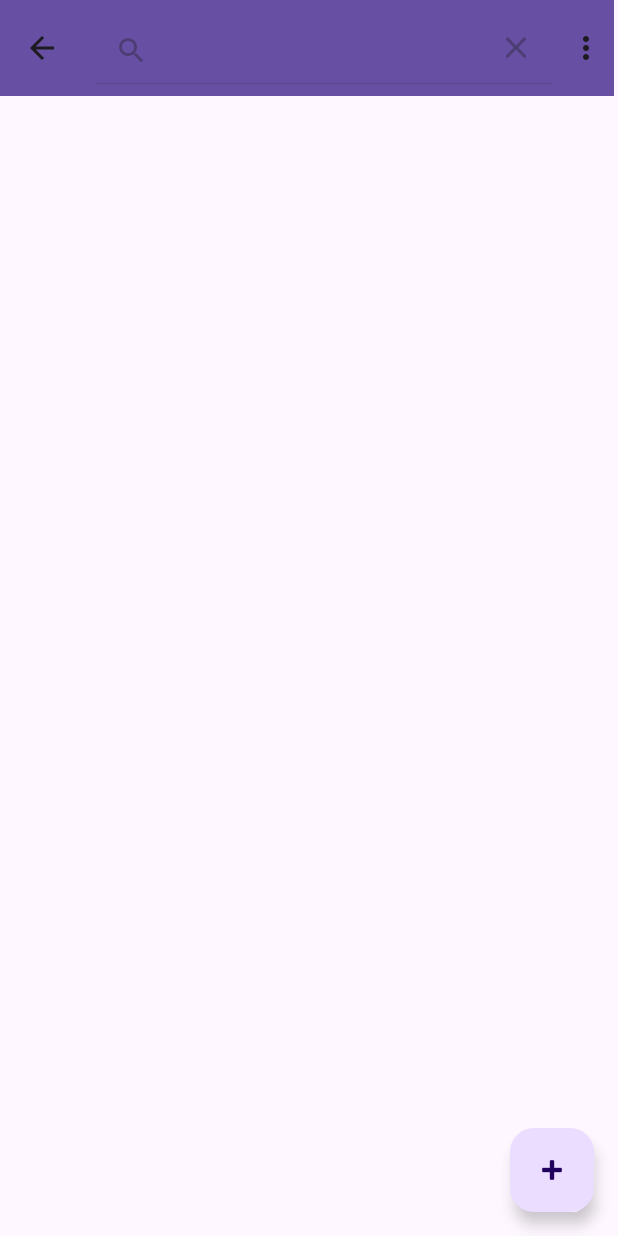
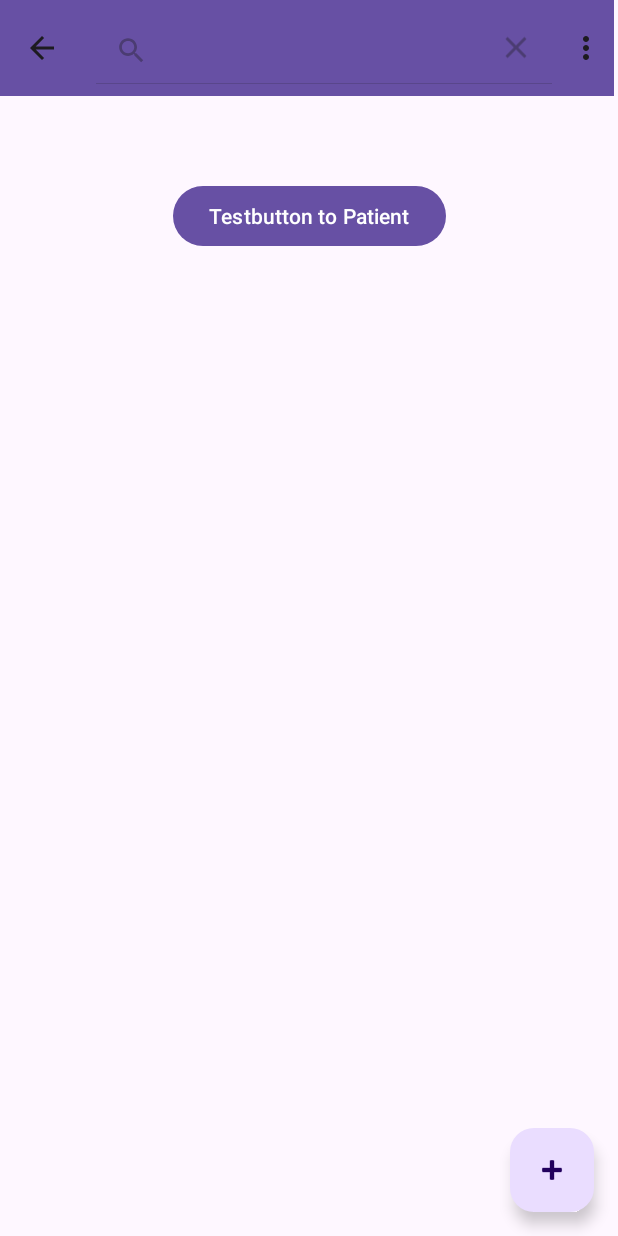
Before and after one commit to paeddym/Careify2, an Android app: the AllPatients screen opened directly, with no data from a screen before it, after a tap on "Search", on a phone screen of 412 x 824 dp. Run offline under Robolectric (Android 15) with nearby library versions, the phone set to English and light mode, and no system bars.

Commit message:
Finished navigation and adding menus to Patient and AllPatients

```diff
--- a/app/src/main/java/com/example/careify2/AllPatients.java
+++ b/app/src/main/java/com/example/careify2/AllPatients.java
@@ -8,6 +8,7 @@ import android.view.Menu;
 import android.view.MenuInflater;
 import android.view.MenuItem;
 import android.view.View;
+import android.widget.Button;
 
 import com.google.android.material.floatingactionbutton.FloatingActionButton;
 import com.google.android.material.snackbar.Snackbar;
@@ -32,6 +33,14 @@ public class AllPatients extends AppCompatActivity {
             getSupportActionBar().setDisplayHomeAsUpEnabled(true);
             getSupportActionBar().setDisplayShowHomeEnabled(true);
         }
+
+        Button testButton;
+        testButton = (Button) findViewById(R.id.testButtonToPatient);
+        testButton.setOnClickListener(new View.OnClickListener(){
+            public void onClick(View view){
+                startActivity(new Intent(AllPatients.this, Patient.class));          //MAGIC CODE
+            }
+        });
     }
 
     @Override
--- a/app/src/main/java/com/example/careify2/Patient.java
+++ b/app/src/main/java/com/example/careify2/Patient.java
@@ -17,6 +17,11 @@ public class Patient extends AppCompatActivity {
         super.onCreate(savedInstanceState);
         setContentView(R.layout.activity_patient);
         setSupportActionBar(findViewById(R.id.toolbarPatient));
+
+        if (getSupportActionBar() != null){
+            getSupportActionBar().setDisplayHomeAsUpEnabled(true);
+            getSupportActionBar().setDisplayShowHomeEnabled(true);
+        }
     }
 
     @Override
--- a/app/src/main/res/layout/activity_all_patients.xml
+++ b/app/src/main/res/layout/activity_all_patients.xml
@@ -26,4 +26,14 @@
         app:layout_constraintBottom_toBottomOf="parent"
         app:layout_constraintEnd_toEndOf="parent"
         app:srcCompat="@android:drawable/ic_input_add" />
+
+    <Button
+        android:id="@+id/testButtonToPatient"
+        android:layout_width="wrap_content"
+        android:layout_height="wrap_content"
+        android:layout_marginTop="120dp"
+        android:text="Testbutton to Patient"
+        app:layout_constraintEnd_toEndOf="parent"
+        app:layout_constraintStart_toStartOf="parent"
+        app:layout_constraintTop_toTopOf="@+id/toolbarAllPatients" />
 </androidx.constraintlayout.widget.ConstraintLayout>
```
